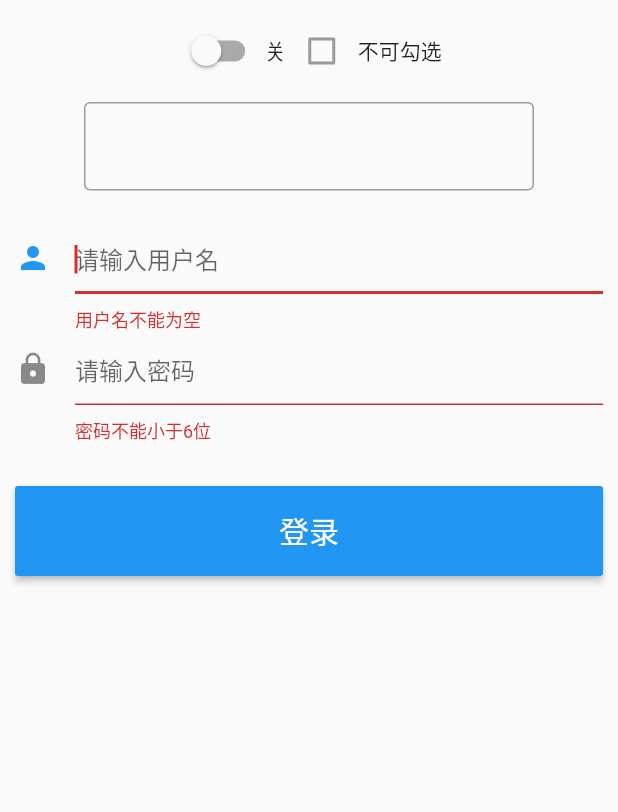
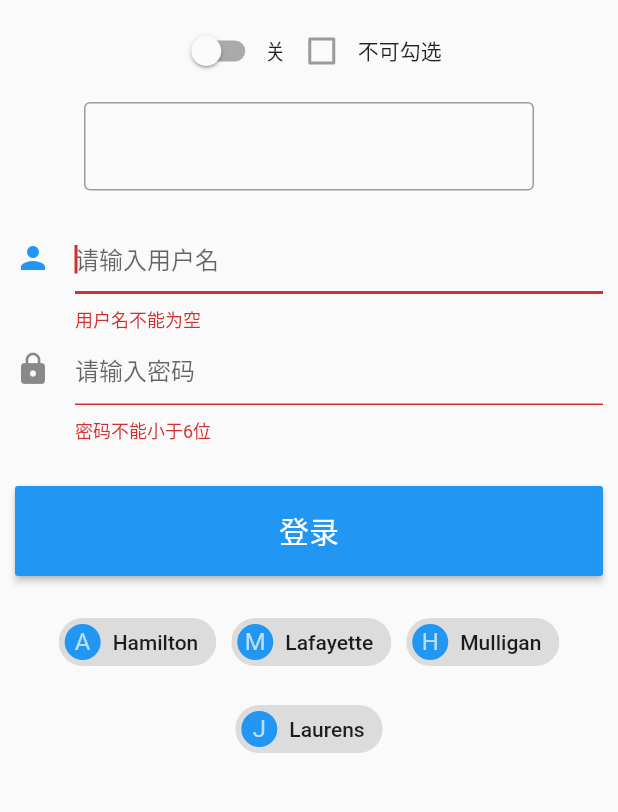
Before and after one commit to xutao123/flutter_wechat, a Flutter app: the DemoView screen opened directly, on a phone screen of 412 x 824 dp, the part 45-857 px from its top. Run offline on Flutter 3.47's test engine with Material 2 defaults, Android fonts, the phone set to English and light mode, and no system bars; our stand-ins replace flutter_redux, redux.

Commit message:
Wrap自动换行/列的Row/Column

```diff
--- a/lib/activity/DemoView.dart
+++ b/lib/activity/DemoView.dart
@@ -24,23 +24,16 @@ class DemoState extends State<DemoView> {
         child: Column(
           crossAxisAlignment: CrossAxisAlignment.center,
           children: <Widget>[
-            Center(
-                child: Text(
-              "Widget测试Demo",
-              style: TextStyle(fontSize: 20),
-            )),
-            Padding(
-              padding: EdgeInsets.only(top: 10),
-            ),
+            Center(child: Text("Widget测试Demo", style: TextStyle(fontSize: 20),)),
+            Padding(padding: EdgeInsets.only(top: 10),),
             buildSwitchCheck(),
-            Padding(
-              padding: EdgeInsets.only(top: 10),
-            ),
+            Padding(padding: EdgeInsets.only(top: 10),),
             buildTextField(),
-            Padding(
-              padding: EdgeInsets.only(top: 10),
-            ),
+            Padding(padding: EdgeInsets.only(top: 10),),
             buildFormLogin(),
+            Padding(padding: EdgeInsets.only(top: 10),),
+            buildWrap(),
+
           ],
         ),
       ),
@@ -178,4 +171,30 @@ class DemoState extends State<DemoView> {
     }
     return null;
   }
+
+  Widget buildWrap() {
+    return Wrap( //相对于Row和Column是可以换行和指定方向的
+      spacing: 10, // 主轴(水平)方向间距
+      runSpacing: 10, // 纵轴（垂直）方向间距
+      alignment: WrapAlignment.center, //沿主轴方向居中
+      children: <Widget>[
+        new Chip(
+          avatar: new CircleAvatar(backgroundColor: Colors.blue, child: Text('A')),
+          label: new Text('Hamilton'),
+        ),
+        new Chip(
+          avatar: new CircleAvatar(backgroundColor: Colors.blue, child: Text('M')),
+          label: new Text('Lafayette'),
+        ),
+        new Chip(
+          avatar: new CircleAvatar(backgroundColor: Colors.blue, child: Text('H')),
+          label: new Text('Mulligan'),
+        ),
+        new Chip(
+          avatar: new CircleAvatar(backgroundColor: Colors.blue, child: Text('J')),
+          label: new Text('Laurens'),
+        ),
+      ],
+    );
+  }
 }
```
